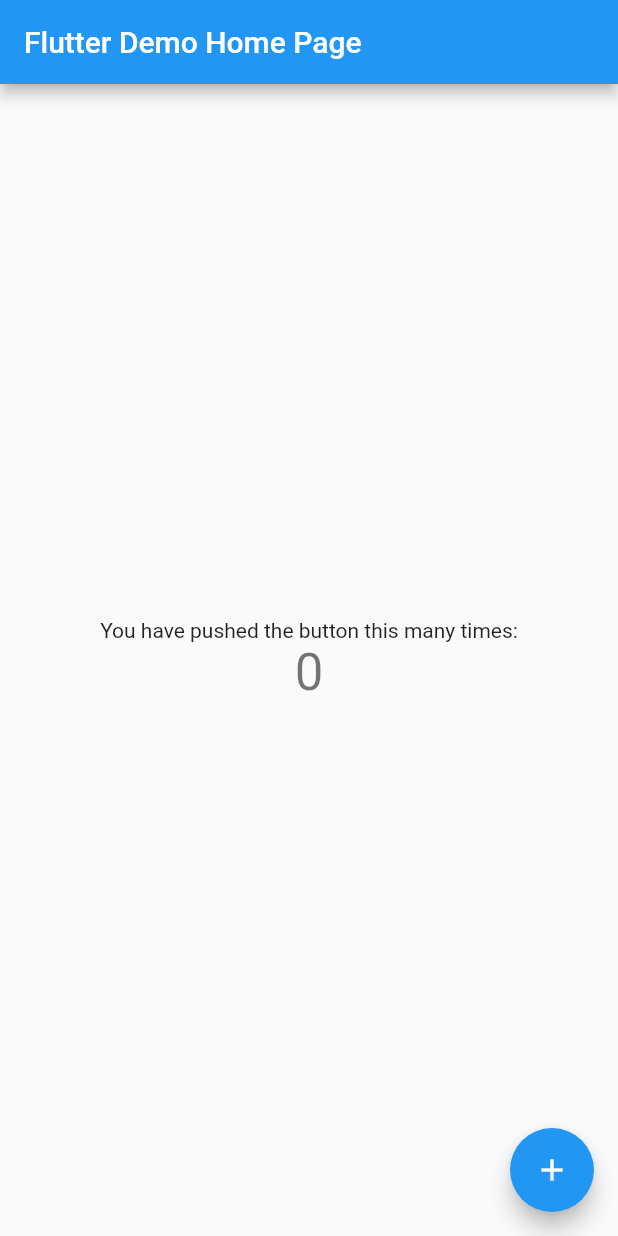
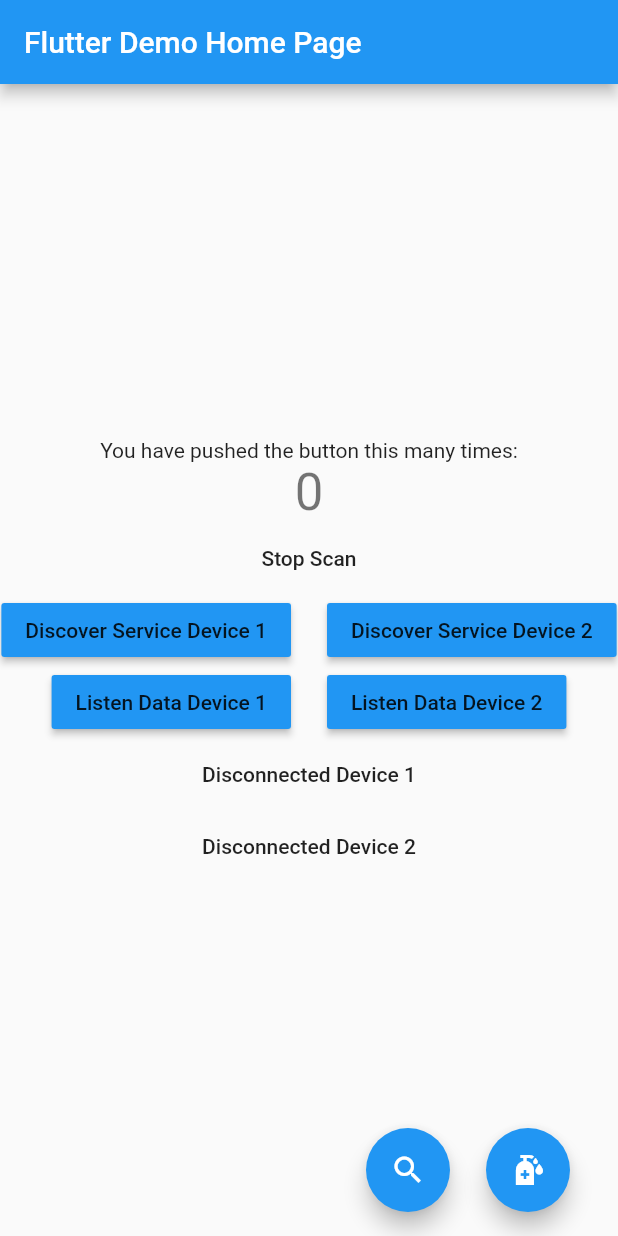
Before and after one commit to JAICHANGPARK/ble_multi_connection, a Flutter app: the screen it shows after launch, on a phone screen of 412 x 824 dp. Run offline on Flutter 3.47's test engine with Material 2 defaults, Android fonts, the phone set to English and light mode, and no system bars; our stand-ins replace flutter_blue.

Commit message:
Update main.dart

```diff
--- a/lib/main.dart
+++ b/lib/main.dart
@@ -1,4 +1,7 @@
+import 'dart:async';
+
 import 'package:flutter/material.dart';
+import 'package:flutter_blue/flutter_blue.dart';
 
 void main() {
   runApp(MyApp());
@@ -21,15 +24,6 @@ class MyApp extends StatelessWidget {
 class MyHomePage extends StatefulWidget {
   MyHomePage({Key key, this.title}) : super(key: key);
 
-  // This widget is the home page of your application. It is stateful, meaning
-  // that it has a State object (defined below) that contains fields that affect
-  // how it looks.
-
-  // This class is the configuration for the state. It holds the values (in this
-  // case the title) provided by the parent (in this case the App widget) and
-  // used by the build method of the State. Fields in a Widget subclass are
-  // always marked "final".
-
   final String title;
 
   @override
@@ -38,50 +32,62 @@ class MyHomePage extends StatefulWidget {
 
 class _MyHomePageState extends State<MyHomePage> {
   int _counter = 0;
+  FlutterBlue flutterBlue = FlutterBlue.instance;
+  StreamSubscription scanStreamSubscription;
+
+  StreamSubscription dataStreamSubscription0;
+  StreamSubscription dataStreamSubscription1;
+
+  BluetoothDevice _bluetoothDevice0;
+  BluetoothDevice _bluetoothDevice1;
+
+  BluetoothCharacteristic bluetoothCharacteristic0;
+  BluetoothCharacteristic bluetoothCharacteristic1;
 
   void _incrementCounter() {
-    setState(() {
-      // This call to setState tells the Flutter framework that something has
-      // changed in this State, which causes it to rerun the build method below
-      // so that the display can reflect the updated values. If we changed
-      // _counter without calling setState(), then the build method would not be
-      // called again, and so nothing would appear to happen.
-      _counter++;
+    scanStreamSubscription = flutterBlue.scan(timeout: Duration(seconds: 15)).listen((event) {
+      print("${event.device.name} / ${event.device.id}");
+      //B4:E6:2D:C9:BD:37
+      //84:0D:8E:D2:A5:6A
+      if (event.device.id.id == "84:0D:8E:D2:A5:6A") {
+        flutterBlue.stopScan().then((_) async {
+          _bluetoothDevice0 = event.device;
+          await _bluetoothDevice0.connect();
+          print("Device Connected");
+        });
+      }
+      // if(event.device.id.id == "B4:E6:2D:C9:BD:37"){
+      //
+      // }
+    });
+  }
+
+  void _incrementCounter2() {
+    scanStreamSubscription = flutterBlue.scan(timeout: Duration(seconds: 15)).listen((event) {
+      print("${event.device.name} / ${event.device.id}");
+      //B4:E6:2D:C9:BD:37
+      //84:0D:8E:D2:A5:6A
+      if (event.device.id.id == "B4:E6:2D:C9:BD:37") {
+        flutterBlue.stopScan().then((_) async {
+          _bluetoothDevice1 = event.device;
+          await _bluetoothDevice1.connect();
+          print("Device Connected");
+        });
+      }
+      // if(event.device.id.id == "B4:E6:2D:C9:BD:37"){
+      //
+      // }
     });
   }
 
   @override
   Widget build(BuildContext context) {
-    // This method is rerun every time setState is called, for instance as done
-    // by the _incrementCounter method above.
-    //
-    // The Flutter framework has been optimized to make rerunning build methods
-    // fast, so that you can just rebuild anything that needs updating rather
-    // than having to individually change instances of widgets.
     return Scaffold(
       appBar: AppBar(
-        // Here we take the value from the MyHomePage object that was created by
-        // the App.build method, and use it to set our appbar title.
         title: Text(widget.title),
       ),
       body: Center(
-        // Center is a layout widget. It takes a single child and positions it
-        // in the middle of the parent.
         child: Column(
-          // Column is also a layout widget. It takes a list of children and
-          // arranges them vertically. By default, it sizes itself to fit its
-          // children horizontally, and tries to be as tall as its parent.
-          //
-          // Invoke "debug painting" (press "p" in the console, choose the
-          // "Toggle Debug Paint" action from the Flutter Inspector in Android
-          // Studio, or the "Toggle Debug Paint" command in Visual Studio Code)
-          // to see the wireframe for each widget.
-          //
-          // Column has various properties to control how it sizes itself and
-          // how it positions its children. Here we use mainAxisAlignment to
-          // center the children vertically; the main axis here is the vertical
-          // axis because Columns are vertical (the cross axis would be
-          // horizontal).
           mainAxisAlignment: MainAxisAlignment.center,
           children: <Widget>[
             Text(
@@ -91,14 +97,139 @@ class _MyHomePageState extends State<MyHomePage> {
               '$_counter',
               style: Theme.of(context).textTheme.headline4,
             ),
+            MaterialButton(
+              child: Text("Stop Scan"),
+              onPressed: () {
+                flutterBlue.stopScan();
+              },
+            ),
+            Row(
+              mainAxisAlignment: MainAxisAlignment.center,
+              children: [
+                MaterialButton(
+                  color: Colors.blue,
+                  child: Text("Discover Service Device 1"),
+                  onPressed: () {
+                    _bluetoothDevice0.discoverServices().then((value) {
+                      value.forEach((element) {
+                        print("Service: ${element.uuid.toString()}");
+                        if (element.uuid.toString() == "0000fff0-0000-1000-8000-00805f9b34fb") {
+                          element.characteristics.forEach((element) {
+                            if (element.uuid.toString() == "0000fff2-0000-1000-8000-00805f9b34fb") {
+                              bluetoothCharacteristic0 = element;
+                            }
+                          });
+                        }
+                      });
+                    });
+                  },
+                ),
+                SizedBox(
+                  width: 24,
+                ),
+                MaterialButton(
+                  color: Colors.blue,
+                  child: Text("Discover Service Device 2"),
+                  onPressed: () {
+                    _bluetoothDevice1.discoverServices().then((value) {
+                      value.forEach((element) {
+                        print("Service: ${element.uuid.toString()}");
+                        if (element.uuid.toString() == "0000ffe0-0000-1000-8000-00805f9b34fb") {
+                          element.characteristics.forEach((element) {
+                            print("Char : ${element.uuid.toString()}");
+                            if (element.uuid.toString() == "0000ffe2-0000-1000-8000-00805f9b34fb") {
+                              bluetoothCharacteristic1 = element;
+                            }
+                          });
+                        }
+                      });
+                    });
+                  },
+                ),
+              ],
+            ),
+            Row(
+              mainAxisAlignment: MainAxisAlignment.center,
+              children: [
+                MaterialButton(
+                  color: Colors.blue,
+                  child: Text("Listen Data Device 1"),
+                  onPressed: () async {
+                    if (bluetoothCharacteristic0 != null) {
+                      await bluetoothCharacteristic0.setNotifyValue(true);
+                      dataStreamSubscription0 = bluetoothCharacteristic0.value.listen((event) {
+                        print("Data0 : ${event}");
+                      });
+                    }
+                  },
+                ),
+                SizedBox(
+                  width: 24,
+                ),
+                MaterialButton(
+                  color: Colors.blue,
+                  child: Text("Listen Data Device 2"),
+                  onPressed: () async {
+                    if (bluetoothCharacteristic1 != null) {
+                      await bluetoothCharacteristic1.setNotifyValue(true);
+                      dataStreamSubscription1 = bluetoothCharacteristic1.value.listen((event) {
+                        print("Data1 : ${event}");
+                      });
+                    }
+                  },
+                ),
+              ],
+            ),
+            MaterialButton(
+              child: Text("Disconnected Device 1"),
+              onPressed: () async {
+                await _bluetoothDevice0.disconnect();
+                await dataStreamSubscription0.cancel();
+                dataStreamSubscription0 = null;
+              },
+            ),
+            MaterialButton(
+              child: Text("Disconnected Device 2"),
+              onPressed: () async {
+                await _bluetoothDevice1.disconnect();
+                await dataStreamSubscription1.cancel();
+                dataStreamSubscription1 = null;
+              },
+            ),
           ],
         ),
       ),
-      floatingActionButton: FloatingActionButton(
-        onPressed: _incrementCounter,
-        tooltip: 'Increment',
-        child: Icon(Icons.add),
+      floatingActionButtonLocation: FloatingActionButtonLocation.endDocked,
+      floatingActionButton: Padding(
+        padding: const EdgeInsets.all(16.0),
+        child: Row(
+          mainAxisAlignment: MainAxisAlignment.end,
+          children: [
+            FloatingActionButton(
+              onPressed: _incrementCounter,
+              tooltip: 'Increment',
+              child: Icon(Icons.search),
+            ),
+            SizedBox(
+              width: 24,
+            ),
+            FloatingActionButton(
+              onPressed: _incrementCounter2,
+              tooltip: 'Increment',
+              child: Icon(Icons.sanitizer),
+            ),
+          ],
+        ),
       ), // This trailing comma makes auto-formatting nicer for build methods.
     );
   }
+
+  @override
+  void dispose() {
+    // TODO: implement dispose
+    scanStreamSubscription.cancel();
+    dataStreamSubscription0.cancel();
+    dataStreamSubscription1.cancel();
+    super.dispose();
+  }
 }
```
